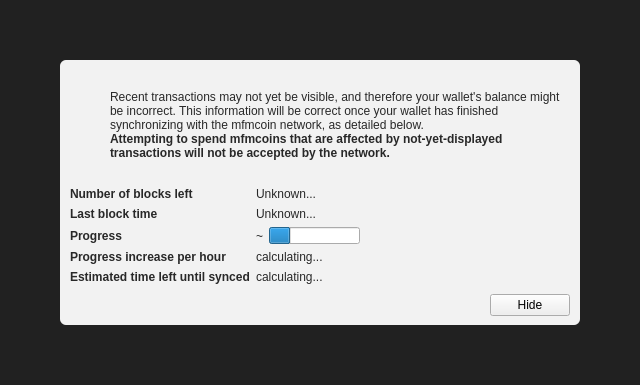
First picture: the form in src/qt/forms/modaloverlay.ui, repository mfmcoin/mfmcoin, before the edit.
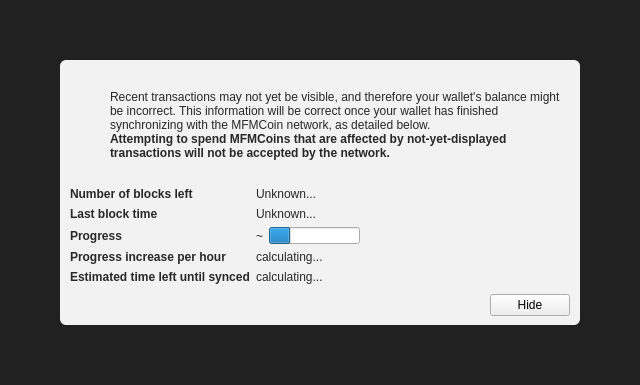
Second picture: the form after the edit. Icons and pictures are not drawn. Custom widgets are drawn as their Qt base class.

What changed in the file:
```diff
--- a/src/qt/forms/modaloverlay.ui
+++ b/src/qt/forms/modaloverlay.ui
@@ -130,7 +130,7 @@
              <item>
               <widget class="QLabel" name="infoText">
                <property name="text">
-                <string>Recent transactions may not yet be visible, and therefore your wallet's balance might be incorrect. This information will be correct once your wallet has finished synchronizing with the mfmcoin network, as detailed below.</string>
+                <string>Recent transactions may not yet be visible, and therefore your wallet's balance might be incorrect. This information will be correct once your wallet has finished synchronizing with the MFMCoin network, as detailed below.</string>
                </property>
                <property name="textFormat">
                 <enum>Qt::RichText</enum>
@@ -149,7 +149,7 @@
                 </font>
                </property>
                <property name="text">
-                <string>Attempting to spend mfmcoins that are affected by not-yet-displayed transactions will not be accepted by the network.</string>
+                <string>Attempting to spend MFMCoins that are affected by not-yet-displayed transactions will not be accepted by the network.</string>
                </property>
                <property name="textFormat">
                 <enum>Qt::RichText</enum>
```
